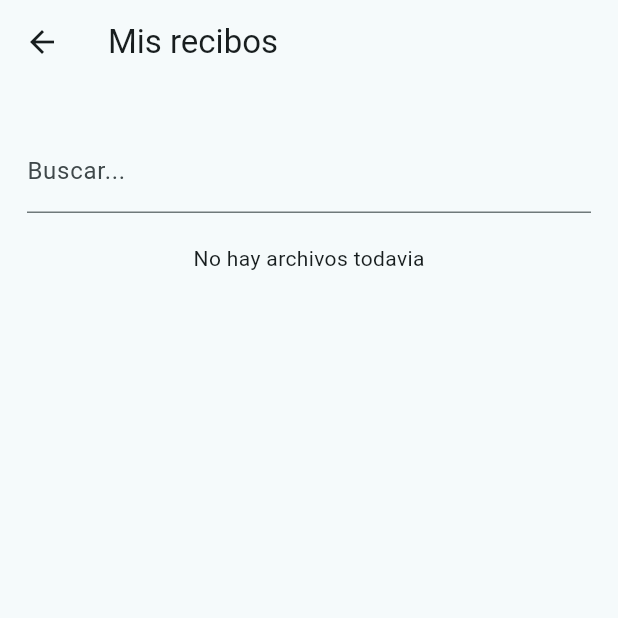
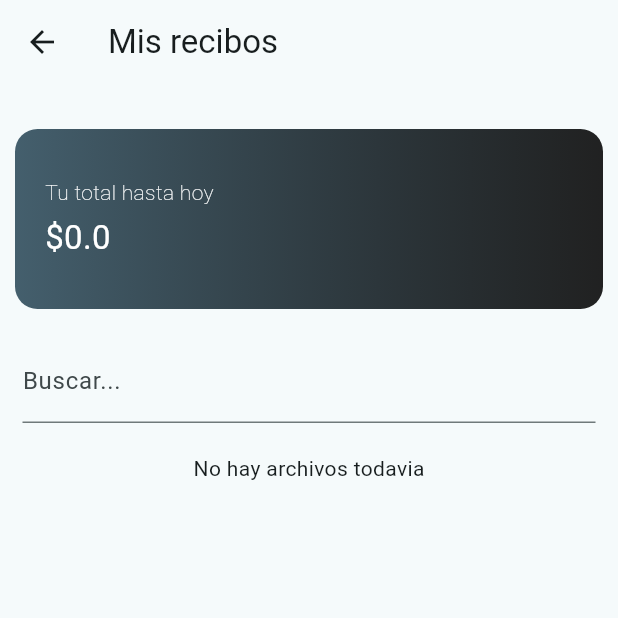
Before and after one commit to smartbillco/SMARTBILL_IOS, a Flutter app: the screen it shows once a user with an empty profile is signed in, after a tap on "Mis facturas", on a phone screen of 412 x 824 dp, the top half of it. Run offline on Flutter 3.47's test engine with Material 3 defaults, Android fonts, the phone set to English and light mode, and no system bars; our stand-ins replace animated_splash_screen, file_picker, firebase_auth, firebase_core, flutter_svg, pinput and 2 more; missing offline and left inert: mobile_scanner, read_pdf_text; accounts and stored records are empty; network calls fail.

Commit message:
Added total to bills

```diff
--- a/lib/main.dart
+++ b/lib/main.dart
@@ -11,7 +11,8 @@ Future<void> main() async {
       apiKey: "AIzaSyDPK3kX-TfPeKY_qKAqoi81VRTiII7tPRc",
       appId: "1:1005746669910:android:720e57be651775f90e2ef7",
       messagingSenderId: "1005746669910",
-      projectId: "smartbill-flutter")
+      projectId: "smartbill-flutter"
+    )
   );
 
   runApp(StreamProvider.value(value: AuthService().user, initialData: null, child: const MyApp()));
--- a/lib/screens/dashboard/dashboard.dart
+++ b/lib/screens/dashboard/dashboard.dart
@@ -1,6 +1,7 @@
 import 'package:flutter/material.dart';
 import 'package:smartbill/screens/dashboard/dashboard_widgets/dashboard_container.dart';
 import 'package:smartbill/services.dart/auth.dart';
+import 'package:smartbill/services.dart/pdf.dart';
 import 'package:smartbill/services.dart/xml.dart';
 
 
@@ -15,22 +16,35 @@ class DashboardScreen extends StatefulWidget {
 
 class _DashboardScreenState extends State<DashboardScreen> {
   final Xmlhandler xmlhandler = Xmlhandler();
+  final PdfHandler pdfHandler = PdfHandler();
   int billsAmount = 0;
   final AuthService _auth = AuthService();
 
   @override
   void initState() {
+    super.initState();
     getNumberOfBills();
-    super.initState();
+
+  }
+
+  @override
+  void didChangeDependencies() {
+    super.didChangeDependencies();
+    getNumberOfBills();// Forces a rebuild when dependencies change
   }
 
   //Get bills amount
   Future<void> getNumberOfBills() async {
-    var result = await xmlhandler.getXmls();
+
 
     if(mounted) {
+      var resultPdf = await pdfHandler.getPdfs();
+      var resultXmls = await xmlhandler.getXmls();
+
+      var total = await resultXmls.length + resultPdf.length;
+
       setState(() {
-      billsAmount = result.length;
+      billsAmount = total;
     });
     }
 
--- a/lib/screens/receipts.dart/receipt_screen.dart
+++ b/lib/screens/receipts.dart/receipt_screen.dart
@@ -1,4 +1,5 @@
 import 'package:flutter/material.dart';
+import 'package:smartbill/services.dart/pdf.dart';
 import 'package:smartbill/services.dart/xml.dart';
 import 'package:xml/xml.dart';
 
@@ -11,16 +12,40 @@ class ReceiptScreen extends StatefulWidget {
 
 class _ReceiptScreenState extends State<ReceiptScreen> {
   final Xmlhandler xmlhandler = Xmlhandler();
+  final PdfHandler pdfHandler = PdfHandler();
+  double total = 0;
   List<dynamic> _fileContent = [];
+
+  //Extract values from pdfText
+  dynamic extractValuesFromPdf(String value, List pdfLines) {
+    for (var text in pdfLines) {
+      if (text.contains(value)) {
+        String range = text.substring(0, 16);
+        return range;
+      }
+    }
+  }
 
   //Get all XML files from sqlite
   void getReceipts() async {
     var xmlFiles = await xmlhandler.getXmls();
+    var pdfFiles = await pdfHandler.getPdfs();
+    double totalPaid = 0;
 
     List myFiles = [];
 
     for (var item in xmlFiles) {
       XmlDocument xmlDocument = XmlDocument.parse(item['xml_text']);
+
+      final cdataContent = xmlDocument
+          .findAllElements('cbc:Description')
+          .first
+          .children
+          .whereType<XmlCDATA>()
+          .map((cdata) => cdata.value)
+          .join();
+
+      final xmlCData = XmlDocument.parse(cdataContent);
 
       Map parsedDoc = xmlhandler.xmlToMap(xmlDocument.rootElement);
 
@@ -28,19 +53,38 @@ class _ReceiptScreenState extends State<ReceiptScreen> {
         '_id': item['_id'],
         'customer': parsedDoc['cac:ReceiverParty']['cac:PartyTaxScheme'],
         'company': parsedDoc['cac:SenderParty']['cac:PartyTaxScheme'],
-        'date': parsedDoc['cbc:IssueDate'],
+        'nit': parsedDoc['cac:SenderParty']['cac:PartyTaxScheme']
+            ['cbc:CompanyID'],
+        'price': xmlCData
+            .findAllElements('cbc:TaxInclusiveAmount')
+            .toList()
+            .last
+            .innerText
       };
 
+      totalPaid += double.parse(newXml['price']);
+
       myFiles.add(newXml);
+    }
+
+    for (var item in pdfFiles) {
+      print(item);
+      var itemFormat = item['pdf_text'].toLowerCase();
+      List<String> texts = itemFormat.split('\n');
+
+      Map newPdf = {
+        '_id': item['_id'],
+        'nit': extractValuesFromPdf('nit', texts),
+      };
     }
 
     if (mounted) {
       setState(() {
         _fileContent = myFiles;
+        total = totalPaid;
       });
     }
   }
-
 
   @override
   void initState() {
@@ -56,9 +100,30 @@ class _ReceiptScreenState extends State<ReceiptScreen> {
         title: const Text("Mis recibos"),
       ),
       body: Padding(
-        padding: EdgeInsets.symmetric(horizontal: 18, vertical: 30),
+        padding: EdgeInsets.symmetric(horizontal: 10, vertical: 30),
         child: Column(
+          crossAxisAlignment: CrossAxisAlignment.center,
           children: [
+          Container(
+            padding: EdgeInsets.all(20),
+            height: 120,
+            width: MediaQuery.of(context).size.width,
+            decoration: BoxDecoration(
+              borderRadius: BorderRadius.circular(15),
+              gradient: LinearGradient(colors: [const Color.fromARGB(255, 68, 95, 109), Colors.black87])
+            ),
+            child: Column(
+              crossAxisAlignment: CrossAxisAlignment.start,
+              mainAxisAlignment: MainAxisAlignment.center,
+              children: [
+                Text("Tu total hasta hoy", style: TextStyle(color: Colors.white, fontWeight: FontWeight.w200)),
+                SizedBox(height: 5),
+                Text("\$${total.toString()}",
+                style: TextStyle(color: Colors.white,fontSize: 22, fontWeight: FontWeight.w400),),
+              ],
+              )
+            ),
+          const SizedBox(height: 20,),
           SizedBox(
               width: MediaQuery.of(context).size.width - 30,
               child: const TextField(
@@ -68,37 +133,54 @@ class _ReceiptScreenState extends State<ReceiptScreen> {
           Expanded(
             child: _fileContent.isNotEmpty
                 ? ListView.builder(
+                  padding: EdgeInsets.all(7),
                     itemCount: _fileContent.length,
                     itemBuilder: (context, index) {
                       return Padding(
-                            padding: const EdgeInsets.symmetric(vertical: 5, horizontal: 0),
+                        padding: const EdgeInsets.symmetric(
+                            vertical: 5, horizontal: 0),
                         child: Material(
-                              borderRadius: const BorderRadius.all(Radius.circular(10)),
+                          borderRadius:
+                              const BorderRadius.all(Radius.circular(10)),
                           elevation: 12,
                           shadowColor: const Color.fromARGB(255, 185, 185, 185),
                           child: ListTile(
-                                contentPadding:const EdgeInsets.fromLTRB(10, 3, 2, 3),
+                            contentPadding:
+                                const EdgeInsets.fromLTRB(10, 3, 2, 3),
                             leading: CircleAvatar(
-                                  backgroundColor: const Color.fromARGB(255, 51, 51, 51),
-                                  child: Text(_fileContent[index]['customer']['cbc:RegistrationName']['text'][0].toUpperCase(),
-                                    style: const TextStyle(color: Colors.white, fontSize: 20, fontWeight: FontWeight.w400),
+                              backgroundColor:
+                                  const Color.fromARGB(255, 51, 51, 51),
+                              child: Text(
+                                _fileContent[index]['customer']
+                                        ['cbc:RegistrationName']['text'][0]
+                                    .toUpperCase(),
+                                style: const TextStyle(
+                                    color: Colors.white,
+                                    fontSize: 20,
+                                    fontWeight: FontWeight.w400),
                               ),
-
                             ),
-                                tileColor:const Color.fromARGB(244, 238, 238, 238),
-                                title:
-                                  Text(_fileContent[index]['customer']['cbc:RegistrationName']['text'].toUpperCase(),
-                                    style: const TextStyle(fontWeight: FontWeight.w500, fontSize: 16, height: 1.3),
-                                  ),
+                            tileColor: const Color.fromARGB(244, 238, 238, 238),
+                            title: Text(
+                                _fileContent[index]['customer']
+                                        ['cbc:RegistrationName']['text']
+                                    .toUpperCase(),
+                                style: const TextStyle(
+                                    fontWeight: FontWeight.w500,
+                                    fontSize: 16,
+                                    height: 1.3)),
                             subtitle: Column(
                                 crossAxisAlignment: CrossAxisAlignment.start,
                                 children: [
                                   const SizedBox(height: 4),
-                                      Text(_fileContent[index]['company']
+                                  Text(
+                                      _fileContent[index]['company']
                                           ['cbc:RegistrationName']['text'],
                                       style: const TextStyle(fontSize: 15)),
                                   const SizedBox(height: 4),
-                                      Text(_fileContent[index]['date']['text'])
+                                  Text(
+                                      "NIT: ${_fileContent[index]['nit']['text']}"),
+                                  Text("\$${_fileContent[index]['price']}"),
                                 ]),
                             trailing: IconButton(
                                 onPressed: () {
@@ -120,8 +202,7 @@ class _ReceiptScreenState extends State<ReceiptScreen> {
                   )
                 : const Text("No hay archivos todavia"),
           ),
-          ]
-        ),
+        ]),
       ),
     );
   }
--- a/lib/services.dart/db.dart
+++ b/lib/services.dart/db.dart
@@ -9,14 +9,20 @@ import 'package:sqflite/sqflite.dart';
     var databasesPath = await getDatabasesPath();
     var path = join(databasesPath, 'smartbill.db');
 
-    return db = await openDatabase(path, version: 1,
+    return db = await openDatabase(path, version: 2,
       onCreate: (Database db, int version) async {
         await db.execute('''create table xml_files(_id integer primary key autoincrement, xml_text text not null)''');
       },
+      onUpgrade: (Database db, oldVersion, newVersion) async {
+      if (oldVersion < 2) {
+        await db.execute('''create table pdf_files(_id integer primary key autoincrement, pdf_text text not null)'''); // Create the table if it doesn't exist
+      }
+    },
     );
   }
 
   Future closeDB() async => db.close();
 
 
+
 }
--- a/lib/services.dart/xml.dart
+++ b/lib/services.dart/xml.dart
@@ -52,7 +52,6 @@ class Xmlhandler {
     DatabaseConnection databaseConnection = DatabaseConnection();
     var db = await databaseConnection.openDb();
     var result = await db.insert('xml_files', {'xml_text':xml});
-    databaseConnection.closeDB();
     return result;
 
   }
@@ -61,7 +60,6 @@ class Xmlhandler {
     DatabaseConnection databaseConnection = DatabaseConnection();
     var db = await databaseConnection.openDb();
     var xmlFiles = await db.query('xml_files');
-    databaseConnection.closeDB();
     return xmlFiles;
   }
   Future<void> deleteXml(int id) async {
@@ -69,7 +67,6 @@ class Xmlhandler {
     var db = await databaseConnection.openDb();
 
     await db.delete('xml_files', where: '_id = ?', whereArgs: [id]);
-    databaseConnection.closeDB();
   }
 
 }
```
Also changed, not shown: lib/screens/dashboard/dashboard_widgets/dashboard_container.dart (+7 -5 lines), lib/services.dart/pdf.dart (+21 -8 lines), pubspec.lock. Lines whose indentation alone changed are shown as unchanged.
